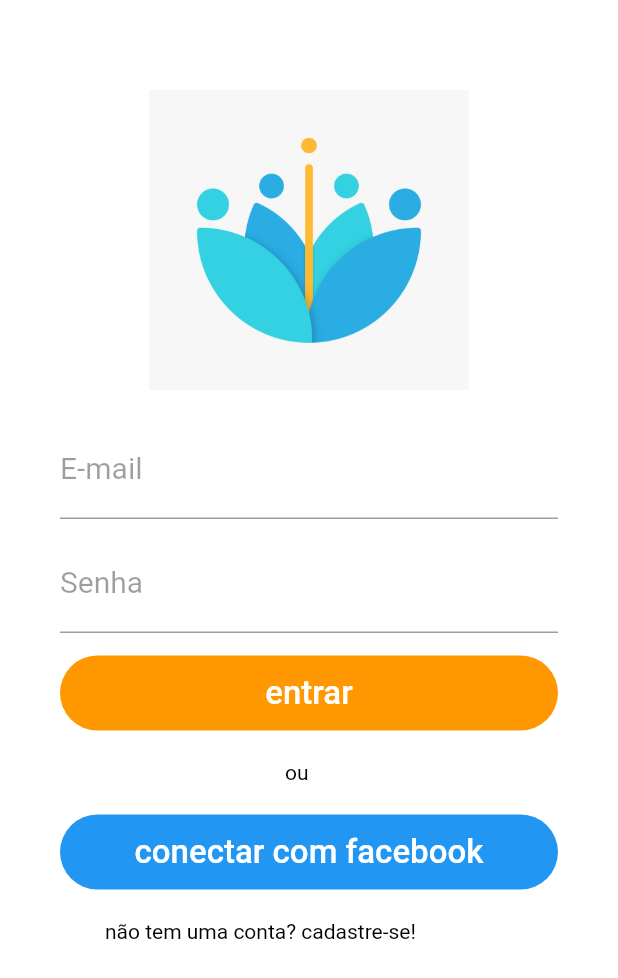
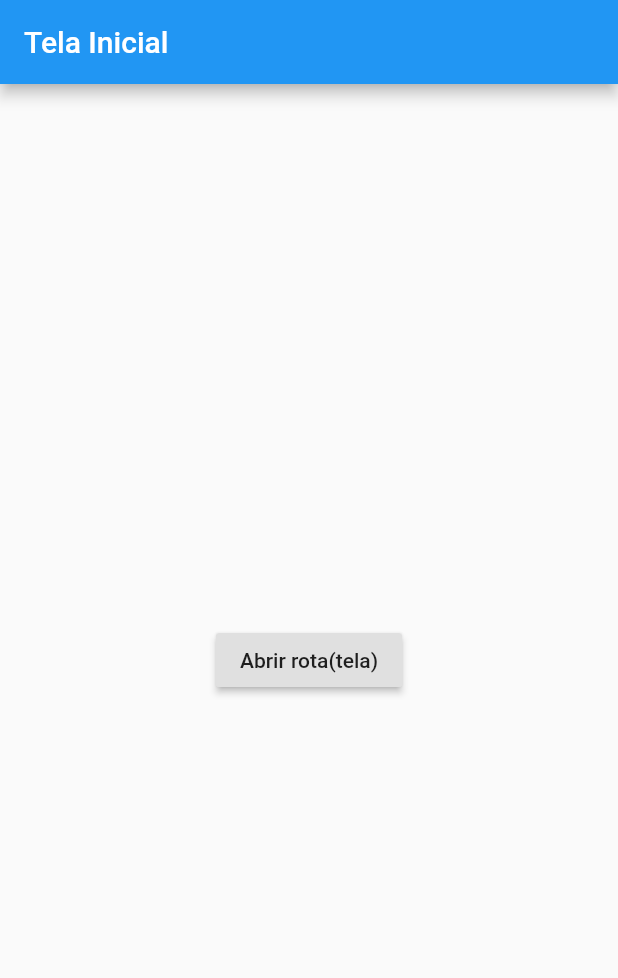
Before and after one commit to jcinel/App-Entre-Elas, a Flutter app: the screen it shows after launch, on a phone screen of 412 x 824 dp. Shown: the top 978 px of the screen. Run offline on Flutter 3.47's test engine with Material 2 defaults, Android fonts, the phone set to English and light mode, and no system bars.

Commit message:
Transicao de telas

```diff
--- /dev/null
+++ b/projeto_sororidade/lib/Telas/TelaInicial.dart
@@ -0,0 +1,25 @@
+import 'package:flutter/material.dart';
+import '../Telas/TelaGrupos.dart';
+
+class TelaInicial extends StatelessWidget {
+  @override
+  Widget build(BuildContext context) {
+    return Scaffold(
+      appBar: AppBar(
+        title: Text('Tela Inicial'),
+      ),
+      body: Center(
+        // ignore: deprecated_member_use
+        child: RaisedButton(
+          child: Text('Abrir rota(tela)'),
+          onPressed: () {
+            Navigator.push(
+              context,
+              MaterialPageRoute(builder: (context) => TelaGrupos()),
+            );
+          },
+        ),
+      ),
+    );
+  }
+}
--- a/projeto_sororidade/lib/Telas/TelaLogin.dart
+++ b/projeto_sororidade/lib/Telas/TelaLogin.dart
@@ -1,3 +1,4 @@
+/*
 import 'package:flutter/material.dart';
 
 void main() => runApp(LoginPage());
@@ -111,4 +112,4 @@ class LoginTela extends State<LoginPage> {
       ),
     );
   }
-}
+}*/
--- a/projeto_sororidade/lib/main.dart
+++ b/projeto_sororidade/lib/main.dart
@@ -1,5 +1,6 @@
 import 'package:flutter/material.dart';
 import 'package:projeto_sororidade/Telas/TelaLogin.dart';
+import 'package:projeto_sororidade/Telas/TelaInicial.dart';
 
 void main() =>runApp(MyApp());
 
@@ -10,7 +11,7 @@ class MyApp extends StatelessWidget {
     return MaterialApp(
       title: 'Flutter Demo',
       theme: ThemeData(primarySwatch: Colors.blue),
-      home: LoginPage(),
+      home: TelaInicial(),
     );
   }
 }
```
Also changed, not shown: projeto_sororidade/lib/Telas/TelaConversa.dart (added, +20 -0 lines), projeto_sororidade/lib/Telas/TelaGrupos.dart (added, +31 -0 lines).
